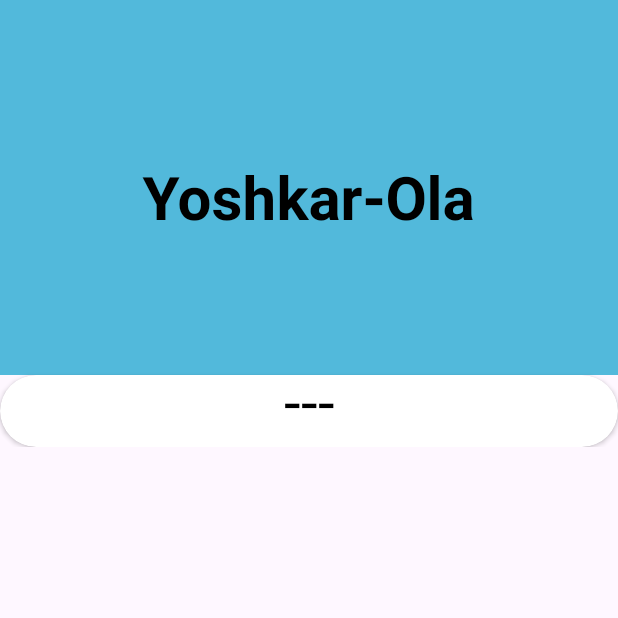
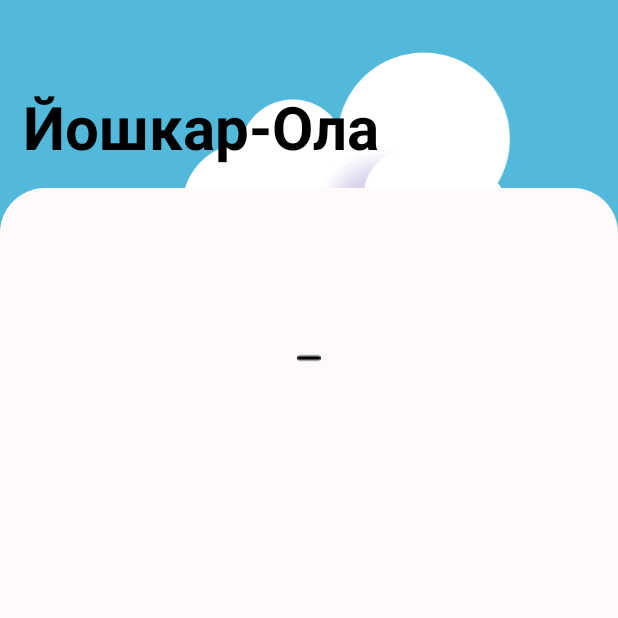
Before and after one commit to shakirovartem23/WeaCon, an Android app: the screen it shows after launch (WeatherActivity), on a phone screen of 412 x 824 dp, the top half of it. Run offline under Robolectric (Android 15) with nearby library versions, the light colour scheme and no system bars; libraries missing offline, so code that uses them is left out: com.yandex.mapkit; Roboto replaces fonts that are not available here.

Commit message:
Windows adds

```diff
--- /dev/null
+++ b/app/src/main/res/drawable/rectangle_simple.xml
@@ -0,0 +1,8 @@
+<?xml version="1.0" encoding="utf-8"?>
+<shape xmlns:android="http://schemas.android.com/apk/res/android"
+    android:shape="rectangle">
+    <solid android:color="#FFFAFA"/>
+    <corners android:topLeftRadius="30dp"
+        android:topRightRadius="30dp"/>
+
+</shape>
--- a/app/src/main/res/font/alfa_slab_one.xml
+++ /dev/null
@@ -1,7 +0,0 @@
-<?xml version="1.0" encoding="utf-8"?>
-<font-family xmlns:app="http://schemas.android.com/apk/res-auto"
-        app:fontProviderAuthority="com.google.android.gms.fonts"
-        app:fontProviderPackage="com.google.android.gms"
-        app:fontProviderQuery="Alfa Slab One"
-        app:fontProviderCerts="@array/com_google_android_gms_fonts_certs">
-</font-family>
--- a/app/src/main/res/layout/activity_main.xml
+++ b/app/src/main/res/layout/activity_main.xml
@@ -4,97 +4,72 @@
     xmlns:tools="http://schemas.android.com/tools"
     android:layout_width="match_parent"
     android:layout_height="match_parent"
-    tools:context=".ui.WeatherActivity">
+    tools:context=".ui.WeatherActivity"
+    android:background="#52b9db">
 
-    <androidx.constraintlayout.widget.ConstraintLayout
+    <androidx.appcompat.widget.LinearLayoutCompat
         android:layout_width="match_parent"
         android:layout_height="wrap_content"
-        android:layout_gravity="top"
+        android:padding="15dp"
+        android:orientation="vertical"
         >
 
+        <pl.droidsonroids.gif.GifImageView
+            android:id="@+id/gifImageView"
+            android:layout_width="wrap_content"
+            android:layout_height="400dp"
+            android:layout_marginTop="-130dp"
+            android:layout_marginEnd="25dp"
+            android:src="@drawable/_db5b2ce7ba03746b6b68d210941ddbd" />
 
-    <com.google.android.material.appbar.AppBarLayout
-        android:id="@+id/appBar"
+        <TextView
+            android:layout_width="wrap_content"
+            android:layout_height="wrap_content"
+            android:layout_gravity="top|start"
+            android:layout_marginTop="-235dp"
+            android:text="Йошкар-Ола"
+            android:textAppearance="@style/Text_Title" />
+
+
+    </androidx.appcompat.widget.LinearLayoutCompat>
+
+    <androidx.core.widget.NestedScrollView
+        android:id="@+id/scroll"
         android:layout_width="match_parent"
-        android:layout_height="wrap_content"
-        app:layout_constraintTop_toTopOf="parent"
-        app:layout_constraintStart_toStartOf="parent"
-        app:layout_constraintEnd_toEndOf="parent"
+        android:layout_height="match_parent"
+        android:layout_marginTop="125dp"
         >
 
-        <com.google.android.material.appbar.CollapsingToolbarLayout
-            android:id="@+id/collapseToolBar"
+        <ScrollView
             android:layout_width="match_parent"
-            android:layout_height="wrap_content"
-
-            app:title="Yoshkar-Ola"
-            app:expandedTitleGravity="center"
-            app:collapsedTitleGravity="top|start"
-            app:collapsedTitleTextColor="@color/black"
-            app:expandedTitleTextColor="@color/black"
-            app:expandedTitleTextAppearance="@style/Text_Title"
-
-            app:layout_scrollFlags="scroll|exitUntilCollapsed"
-
-            android:background="@color/white"
-            android:minHeight="?attr/actionBarSize"
-            android:theme="?attr/actionBarTheme" >
+            android:layout_height="match_parent"
+            android:background="@drawable/rectangle_simple"
+            >
 
             <LinearLayout
+                android:id="@+id/linear"
                 android:layout_width="match_parent"
-                android:layout_height="250dp">
+                android:layout_height="match_parent"
 
-                <androidx.cardview.widget.CardView
+                android:layout_marginTop="100dp"
+                android:orientation="vertical">
+
+                <ImageView
                     android:layout_width="match_parent"
-                    android:layout_height="280dp"
-                    app:cardElevation="100dp"
-                    app:cardBackgroundColor="#52b9db"
-                    app:cardCornerRadius="30dp">
+                    android:layout_height="wrap_content"
+                    android:layout_marginTop="5dp"
+                    android:src="@drawable/free_icon_minus_sign_of_a_line_in_horizontal_position_32320"/>
 
-                </androidx.cardview.widget.CardView>
+                <ImageView
+                    android:layout_width="match_parent"
+                    android:layout_height="wrap_content"
+                    android:layout_marginTop="1500dp"
+                    android:src="@drawable/free_icon_minus_sign_of_a_line_in_horizontal_position_32320"/>
+
 
             </LinearLayout>
 
-            <androidx.appcompat.widget.Toolbar
-                android:id="@+id/toolbar2"
-                app:title="Artem"
-                android:layout_width="match_parent"
-                android:layout_height="65dp"
-                android:background="#52b9db"
-                android:minHeight="?attr/actionBarSize"
-                android:theme="?attr/actionBarTheme"
-                />
-        </com.google.android.material.appbar.CollapsingToolbarLayout>
-    </com.google.android.material.appbar.AppBarLayout>
-
-    <androidx.cardview.widget.CardView
-        android:layout_width="match_parent"
-        android:layout_height="match_parent"
-        app:layout_constraintTop_toBottomOf="@id/appBar"
-        app:layout_constraintEnd_toEndOf="parent"
-        app:layout_constraintStart_toStartOf="parent"
-        app:cardCornerRadius="50dp" >
-
-        <Button
-            android:layout_width="match_parent"
-            android:layout_height="wrap_content"
-            android:background="?selectableItemBackground"
-            android:layout_gravity="top"
-            />
-
-        <TextView
-            android:layout_width="match_parent"
-            android:layout_height="wrap_content"
-            android:layout_gravity="top"
-            android:layout_marginTop="-10dp"
-            android:text="---"
-            android:textColor="@color/black"
-            android:textSize="40dp"
-            android:gravity="center|top"
-            />
-
-    </androidx.cardview.widget.CardView>
-
-    </androidx.constraintlayout.widget.ConstraintLayout>
+        </ScrollView>
+    </androidx.core.widget.NestedScrollView>
 
 </androidx.coordinatorlayout.widget.CoordinatorLayout>
```
Also changed, not shown: app/src/main/res/drawable/free_icon_minus_sign_of_a_line_in_horizontal_position_32320.png (added), app/src/main/res/font/alfa_slab_one.ttf (added).
